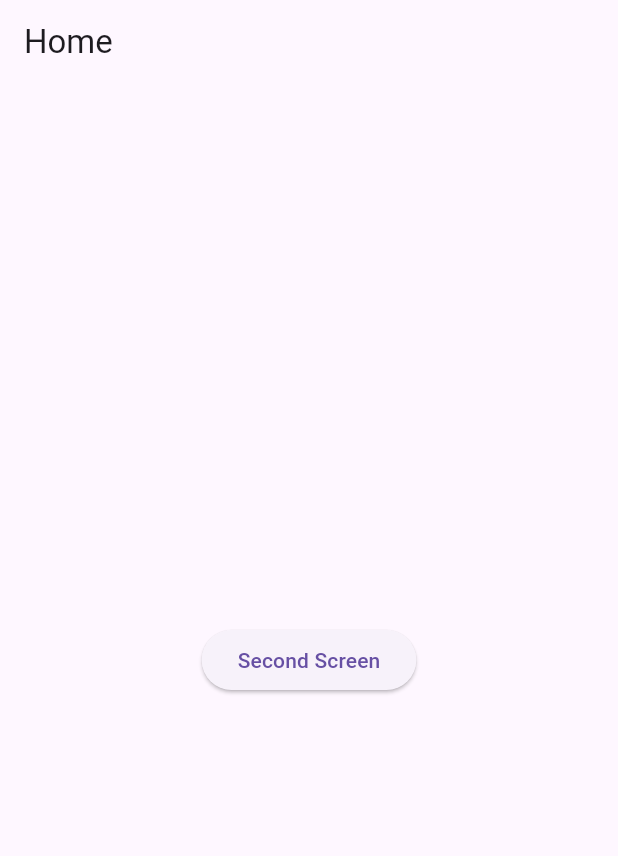
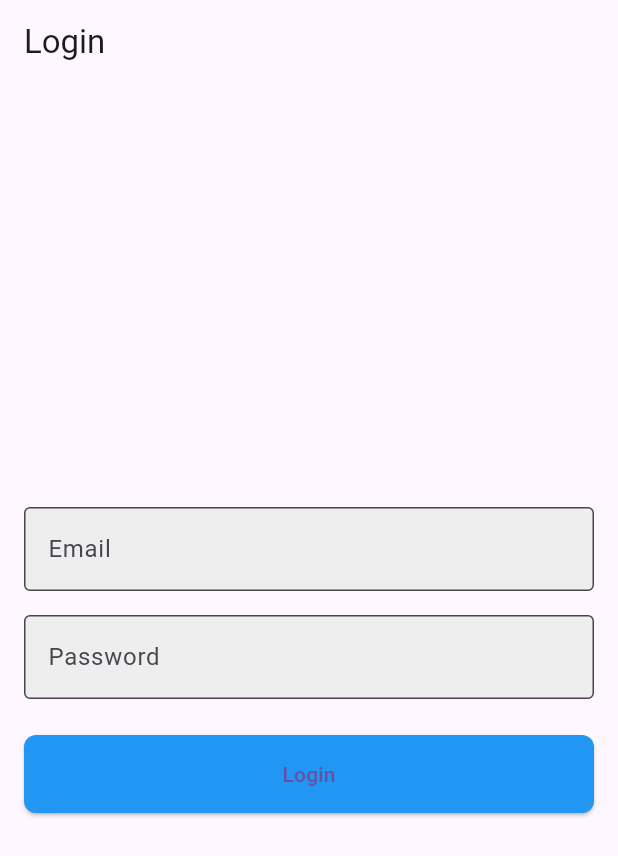
Before and after one commit to sudhanshu2070/Extrac, a Flutter app: the screen it shows after launch, on a phone screen of 412 x 824 dp. Shown: the top 856 px of the screen. Run offline on Flutter 3.47's test engine with Material 3 defaults, Android fonts, the phone set to English and light mode, and no system bars.

Commit message:
build 0.2

```diff
--- a/lib/main.dart
+++ b/lib/main.dart
@@ -1,25 +1,65 @@
 import 'package:flutter/material.dart';
 
 void main() {
-  runApp(MyApp());
+  runApp(const MyApp());
 }
 
 class MyApp extends StatelessWidget {
+  const MyApp({super.key});
+
+
   @override
   Widget build(BuildContext context) {
     return MaterialApp(
       title: 'My App',
       initialRoute: '/',
       routes: {
-        '/': (context) => const HomeScreen(),
+        '/': (context) => const PrivateScreen(),
         '/second': (context) => const SecondScreen(),
       },
     );
   }
 }
 
-class HomeScreen extends StatelessWidget {
-  const HomeScreen({super.key});
+
+class HomeScreen extends StatefulWidget {
+  final String name;
+  const HomeScreen({super.key, required this.name});
+
+  @override
+  HomeScreenState createState() => HomeScreenState();
+}
+
+class HomeScreenState extends State<HomeScreen> with SingleTickerProviderStateMixin {
+  late AnimationController _controller;
+  late Animation<double> _animation;
+
+  @override
+  void initState() {
+    super.initState();
+
+    // Initialize AnimationController
+    _controller = AnimationController(
+      duration: const Duration(seconds: 3),
+      vsync: this,
+    );
+
+    // Create Animation for fade effect
+    _animation = Tween<double>(begin: 1.0, end: 0.0).animate(
+      CurvedAnimation(parent: _controller, curve: Curves.easeInOut),
+    );
+
+    // Start the fade-out animation
+    Future.delayed(const Duration(milliseconds: 100), () {
+      _controller.forward();
+    });
+  }
+
+  @override
+  void dispose() {
+    _controller.dispose();
+    super.dispose();
+  }
 
   @override
   Widget build(BuildContext context) {
@@ -27,17 +67,47 @@ class HomeScreen extends StatelessWidget {
       appBar: AppBar(
         title: const Text('Home'),
       ),
-      body: Center(
-        child: ElevatedButton(
-          onPressed: () {
-            Navigator.pushNamed(context, '/second');
-          },
-          child: const Text('Second Screen'),
-        ),
+      body: Stack(
+        children: [
+          Center(
+            child: Column(
+              mainAxisAlignment: MainAxisAlignment.center,
+              children: [
+                ElevatedButton(
+                  onPressed: () {
+                    Navigator.pushNamed(context, '/second');
+                  },
+                  child: const Text('Second Screen'),
+                ),
+                const SizedBox(height: 16),
+                ElevatedButton(
+                  onPressed: () {
+                    Navigator.pushNamed(context, '/private');
+                  },
+                  child: const Text('Private Screen'),
+                ),
+              ],
+            ),
+          ),
+          // Positioned widget for the message
+          Positioned(
+            top: 16,
+            right: 16,
+            child: FadeTransition(
+              opacity: _animation,
+              child: Text(
+                'Welcome back, ${widget.name}!',
+                style: const TextStyle(fontSize: 24, fontWeight: FontWeight.bold),
+              ),
+            ),
+          ),
+        ],
       ),
     );
   }
 }
+
+
 
 class SecondScreen extends StatelessWidget {
   const SecondScreen({super.key});
@@ -54,3 +124,65 @@ class SecondScreen extends StatelessWidget {
     );
   }
 }
+
+class PrivateScreen extends StatelessWidget {
+
+  const PrivateScreen({super.key});
+
+
+  @override
+  Widget build(BuildContext context) {
+    final TextEditingController emailController = TextEditingController();
+
+    return Scaffold(
+      appBar: AppBar(title: const Text('Login')),
+      body: Padding(
+        padding: const EdgeInsets.all(16),
+        child: Column(
+          mainAxisAlignment: MainAxisAlignment.center,
+          crossAxisAlignment: CrossAxisAlignment.stretch,
+          children: [
+            TextField(
+              controller: emailController,
+              decoration: InputDecoration(
+                labelText: 'Email',
+                border: const OutlineInputBorder(),
+                fillColor: Colors.grey[200],
+                filled: true,
+              ),
+            ),
+            const SizedBox(height: 16),
+            TextField(
+              obscureText: true,
+              decoration: InputDecoration(
+                labelText: 'Password',
+                border: const OutlineInputBorder(),
+                fillColor: Colors.grey[200],
+                filled: true,
+              ),
+            ),
+            const SizedBox(height: 24),
+            ElevatedButton(
+              onPressed: () {
+                final email = emailController.text;
+                // Navigate to Screen2 when the button is tapped
+                Navigator.push(
+                  context,
+                  MaterialPageRoute(builder: (context) =>  HomeScreen(name:email)),
+                );
+              },
+              style: ElevatedButton.styleFrom(
+                backgroundColor: Colors.blue,
+                shape: RoundedRectangleBorder(
+                  borderRadius: BorderRadius.circular(8),
+                ),
+                padding: const EdgeInsets.symmetric(vertical: 16),
+              ),
+              child: const Text('Login'),
+            ),
+          ],
+        ),
+      ),
+    );
+  }
+}
```
Also changed, not shown: lib/models/expense.dart (added), lib/models/transaction.dart (added), lib/models/user.dart (added), lib/providers/auth_provider.dart (added), lib/providers/expense_provider.dart (added), lib/providers/transaction_provider.dart (added), lib/screens/detail_screen.dart (added), lib/screens/home_screen.dart (added), lib/screens/login_screen.dart (added), lib/screens/signup_screen.dart (added), lib/services/auth_service.dart (added), lib/services/expense_service.dart (added), lib/services/transaction_service.dart (added), lib/widgets/add_expense_button_widget.dart (added), 3 more files.
